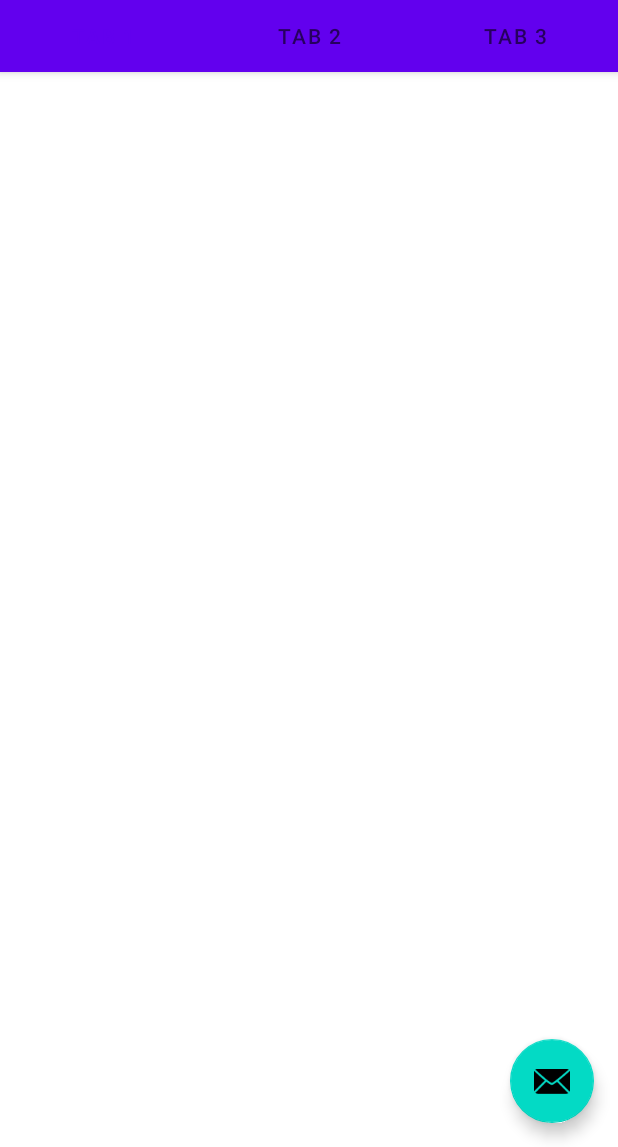
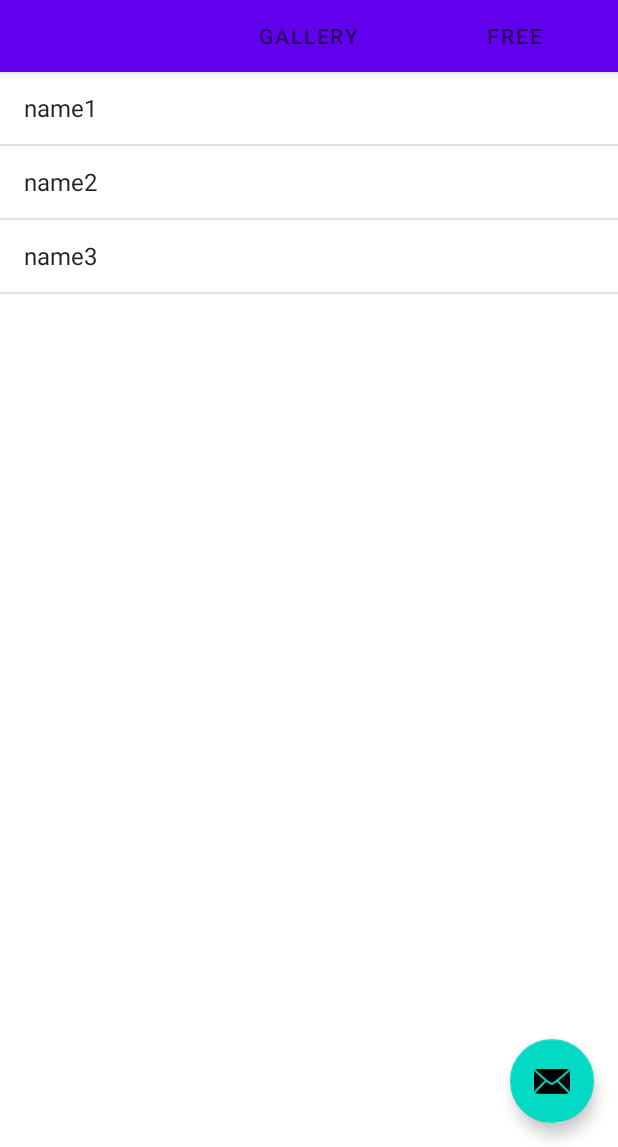
Before and after one commit to jjy0709/DreamDP, an Android app: the screen it shows after launch (MainActivity), on a phone screen of 412 x 824 dp, the part 89-1236 px from its top. Run offline under Robolectric (Android 15) with nearby library versions, the phone set to English and light mode, and no system bars.

Commit message:
Add a ListView and a GridView to Tab 1 and 2

```diff
--- /dev/null
+++ b/app/src/main/java/com/example/dreamdp/ContactsFragment.java
@@ -0,0 +1,30 @@
+package com.example.dreamdp;
+
+import android.os.Bundle;
+import android.view.LayoutInflater;
+import android.view.View;
+import android.view.ViewGroup;
+import android.widget.ArrayAdapter;
+import android.widget.ListView;
+
+import androidx.fragment.app.Fragment;
+
+public class ContactsFragment extends Fragment {
+
+    public ContactsFragment() {
+        // Required empty public constructor
+    }
+
+    static final String[] LIST_NAMES = {"name1", "name2", "name3"};
+
+    @Override
+    public View onCreateView(LayoutInflater inflater, ViewGroup container,
+                             Bundle savedInstanceState) {
+
+        View v = inflater.inflate(R.layout.fragment_contacts, container, false);
+        ListView listView = (ListView) v.findViewById(R.id.contacts_list);
+        ArrayAdapter adapter = new ArrayAdapter(getContext(), android.R.layout.simple_list_item_1, LIST_NAMES);
+        listView.setAdapter(adapter);
+        return v;
+    }
+}
--- /dev/null
+++ b/app/src/main/java/com/example/dreamdp/GalleryFragment.java
@@ -0,0 +1,29 @@
+package com.example.dreamdp;
+
+import android.os.Bundle;
+import android.view.LayoutInflater;
+import android.view.View;
+import android.view.ViewGroup;
+import android.widget.ArrayAdapter;
+import android.widget.GridView;
+import android.widget.ListView;
+
+import androidx.fragment.app.Fragment;
+
+public class GalleryFragment extends Fragment {
+
+    public GalleryFragment() {
+        // Required empty public constructor
+    }
+
+    @Override
+    public View onCreateView(LayoutInflater inflater, ViewGroup container,
+                             Bundle savedInstanceState) {
+
+        View v = inflater.inflate(R.layout.fragment_gallery, container, false);
+        GridView gridView = (GridView) v.findViewById(R.id.gallery);
+        ImageAdapter adapter = new ImageAdapter(getContext());
+        gridView.setAdapter(adapter);
+        return v;
+    }
+}
--- /dev/null
+++ b/app/src/main/java/com/example/dreamdp/ImageAdapter.java
@@ -0,0 +1,46 @@
+package com.example.dreamdp;
+
+import android.content.Context;
+import android.view.View;
+import android.view.ViewGroup;
+import android.widget.BaseAdapter;
+import android.widget.GridView;
+import android.widget.ImageView;
+
+public class ImageAdapter extends BaseAdapter {
+    private Context mContext;
+    public Integer[] mThumbIds = {
+            R.drawable.android, R.drawable.galbae,
+            R.drawable.gazua, R.drawable.google,
+            R.drawable.hyu, R.drawable.kaist,
+            R.drawable.notimetodie, R.drawable.top_gun_maverick
+    };
+
+    public ImageAdapter(Context c) {
+        mContext = c;
+    }
+
+    @Override
+    public int getCount() {
+        return mThumbIds.length;
+    }
+
+    @Override
+    public Object getItem(int position) {
+        return mThumbIds[position];
+    }
+
+    @Override
+    public long getItemId(int position) {
+        return 0;
+    }
+
+    @Override
+    public View getView(int position, View convertView, ViewGroup parent) {
+        ImageView imageView = new ImageView(mContext);
+        imageView.setImageResource(mThumbIds[position]);
+        imageView.setScaleType(ImageView.ScaleType.CENTER_CROP);
+        //imageView.setLayoutParams(new ViewGroup.LayoutParams(70,70));
+        return imageView;
+    }
+}
--- a/app/src/main/java/com/example/dreamdp/ui/main/SectionsPagerAdapter.java
+++ b/app/src/main/java/com/example/dreamdp/ui/main/SectionsPagerAdapter.java
@@ -6,6 +6,9 @@ import androidx.annotation.StringRes;
 import androidx.fragment.app.Fragment;
 import androidx.fragment.app.FragmentManager;
 import androidx.fragment.app.FragmentPagerAdapter;
+
+import com.example.dreamdp.ContactsFragment;
+import com.example.dreamdp.GalleryFragment;
 import com.example.dreamdp.R;
 
 /**
@@ -27,7 +30,19 @@ public class SectionsPagerAdapter extends FragmentPagerAdapter {
     public Fragment getItem(int position) {
         // getItem is called to instantiate the fragment for the given page.
         // Return a PlaceholderFragment (defined as a static inner class below).
-        return PlaceholderFragment.newInstance(position + 1);
+        Fragment fragment = null;
+        switch (position) {
+            case 0:
+                fragment = new ContactsFragment();
+                break;
+            case 1:
+                fragment = new GalleryFragment();
+                break;
+            case 2:
+                fragment = PlaceholderFragment.newInstance(position + 1);
+                break;
+        }
+        return fragment;
     }
 
     @Nullable
--- /dev/null
+++ b/app/src/main/res/layout/fragment_contacts.xml
@@ -0,0 +1,12 @@
+<?xml version="1.0" encoding="utf-8"?>
+<RelativeLayout
+    xmlns:android="http://schemas.android.com/apk/res/android"
+    android:layout_width="match_parent"
+    android:layout_height="match_parent">
+
+    <ListView
+        android:id="@+id/contacts_list"
+        android:layout_width="match_parent"
+        android:layout_height="match_parent" />
+
+</RelativeLayout>
--- /dev/null
+++ b/app/src/main/res/layout/fragment_gallery.xml
@@ -0,0 +1,18 @@
+<?xml version="1.0" encoding="utf-8"?>
+<RelativeLayout
+    xmlns:android="http://schemas.android.com/apk/res/android"
+    android:layout_width="match_parent"
+    android:layout_height="match_parent">
+
+    <GridView
+        android:id="@+id/gallery"
+        android:layout_width="match_parent"
+        android:layout_height="match_parent"
+        android:numColumns="auto_fit"
+        android:columnWidth="90dp"
+        android:horizontalSpacing="10dp"
+        android:verticalSpacing="10dp"
+        android:gravity="center"
+        android:stretchMode="columnWidth" />
+
+</RelativeLayout>
--- a/app/src/main/res/values/strings.xml
+++ b/app/src/main/res/values/strings.xml
@@ -1,6 +1,6 @@
 <resources>
     <string name="app_name">DreamDP</string>
-    <string name="tab_text_1">Tab 1</string>
-    <string name="tab_text_2">Tab 2</string>
-    <string name="tab_text_3">Tab 3</string>
+    <string name="tab_text_1">Contacts</string>
+    <string name="tab_text_2">Gallery</string>
+    <string name="tab_text_3">Free</string>
 </resources>
```
Also changed, not shown: app/src/main/res/drawable-hdpi/android.jpg (added), app/src/main/res/drawable-hdpi/galbae.jpg (added), app/src/main/res/drawable-hdpi/gazua.png (added), app/src/main/res/drawable-hdpi/google.jpg (added), app/src/main/res/drawable-hdpi/hyu.jpg (added), app/src/main/res/drawable-hdpi/kaist.jpg (added), app/src/main/res/drawable-hdpi/notimetodie.png (added), app/src/main/res/drawable-hdpi/top_gun_maverick.jpg (added).
